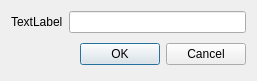
Before: the Qt Designer form OOP_Project_GPT/LabelNetDialog.ui in zenix935/OOP_spice, drawn with Qt 5.
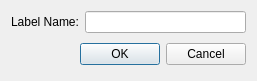
After: the same form once the commit is applied.

```diff
--- a/OOP_Project_GPT/LabelNetDialog.ui
+++ b/OOP_Project_GPT/LabelNetDialog.ui
@@ -19,7 +19,7 @@
      <item>
       <widget class="QLabel" name="LabelNet_label">
        <property name="text">
-        <string>TextLabel</string>
+        <string>Label Name:</string>
        </property>
       </widget>
      </item>
```
